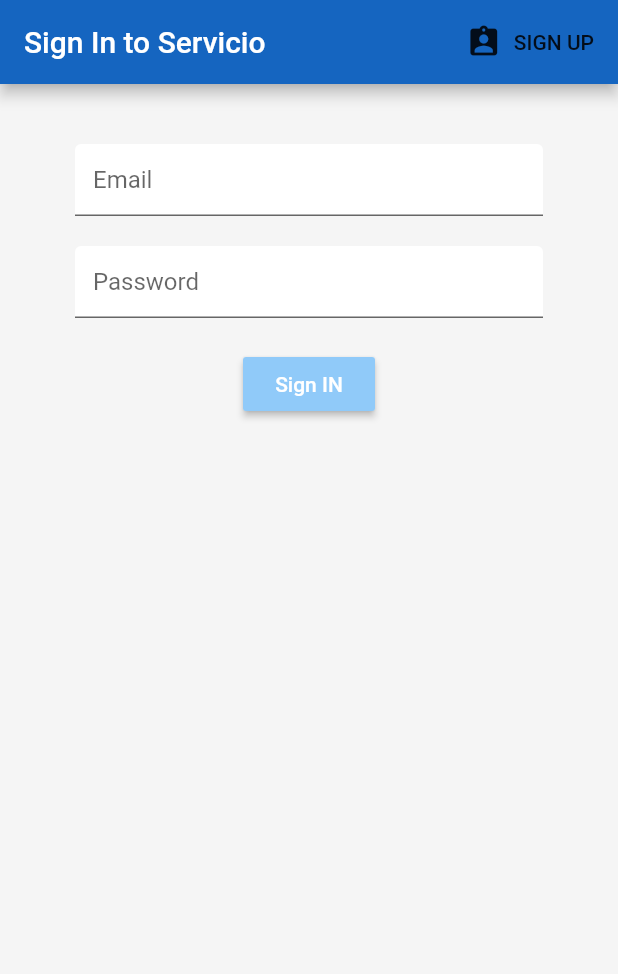
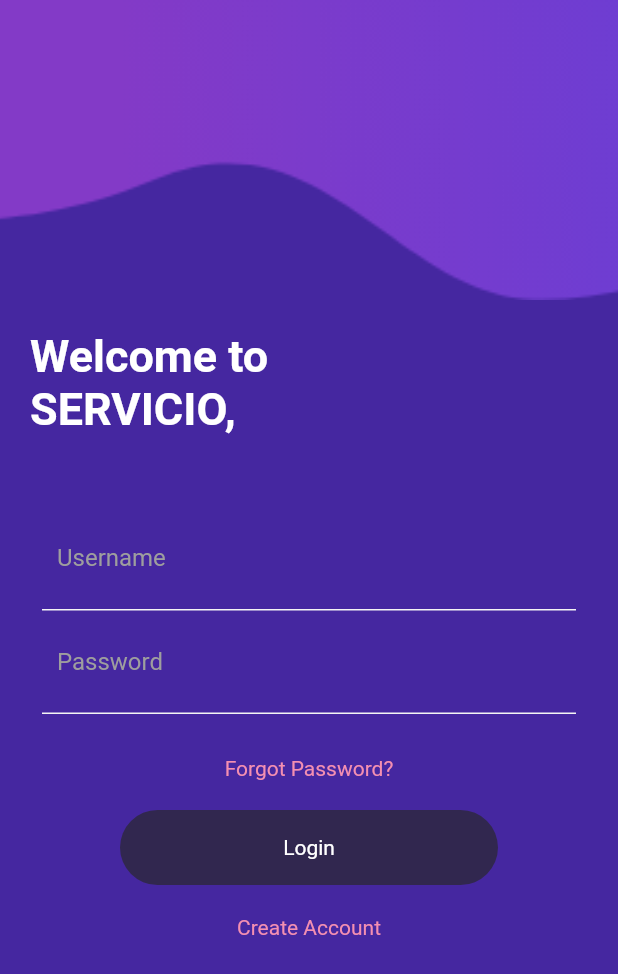
Before and after one commit to nisaldesilva7/Servicio-MobileApp, a Flutter app: the screen it shows after launch, on a phone screen of 412 x 824 dp. Shown: the top 974 px of the screen. Run offline on Flutter 3.47's test engine with Material 2 defaults, Android fonts, the phone set to English and light mode, and no system bars; our stand-ins replace cloud_firestore, firebase_auth, flutter_spinkit, simple_animations; accounts and stored records are empty.

Commit message:
done reg and login

```diff
--- a/lib/main.dart
+++ b/lib/main.dart
@@ -3,6 +3,7 @@
 import 'package:servicio/models/user.dart';
 import 'package:servicio/screens/wrapper.dart';
 import 'package:servicio/services/auth.dart';
+import 'package:servicio/testing/logUI.dart';
 
 void main() => runApp(MyApp());
 
@@ -12,7 +13,8 @@
     return StreamProvider<User>.value(
       value: AuthServices().user,
         child: MaterialApp(
-        home: Wrapper(),
+//        home: Wrapper(),
+        home: HomePage(),
       ),
     );
   }
--- /dev/null
+++ b/lib/testing/dep/animations.dart
@@ -0,0 +1,34 @@
+import 'package:flutter/material.dart';
+import 'package:simple_animations/simple_animations.dart';
+
+class FadeAnimation extends StatelessWidget {
+  final double delay;
+  final Widget child;
+
+  FadeAnimation(this.delay, this.child);
+
+  @override
+  Widget build(BuildContext context) {
+    // ignore: deprecated_member_use
+    final tween = MultiTrackTween([
+      Track("opacity")
+          .add(Duration(milliseconds: 500), Tween(begin: 0.0, end: 1.0)),
+      Track("translateY").add(
+          Duration(milliseconds: 500), Tween(begin: -30.0, end: 0.0),
+          curve: Curves.easeOut)
+    ]);
+
+    // ignore: deprecated_member_use
+    return ControlledAnimation(
+      delay: Duration(milliseconds: (1000 * delay).round()),
+      duration: tween.duration,
+      tween: tween,
+      child: child,
+      builderWithChild: (context, child, animation) => Opacity(
+        opacity: animation["opacity"],
+        child: Transform.translate(
+            offset: Offset(0, animation["translateY"]), child: child),
+      ),
+    );
+  }
+}
--- /dev/null
+++ b/lib/testing/logUI.dart
@@ -0,0 +1,162 @@
+import 'package:flutter/material.dart';
+import './dep/animations.dart';
+
+class HomePage extends StatefulWidget {
+  @override
+  _HomePageState createState() => _HomePageState();
+}
+
+class _HomePageState extends State<HomePage> {
+  @override
+  Widget build(BuildContext context) {
+    return Scaffold(
+      resizeToAvoidBottomInset: false,
+      backgroundColor: Colors.deepPurple[800],
+      body: Column(
+        crossAxisAlignment: CrossAxisAlignment.start,
+        children: <Widget>[
+          Container(
+            height: 200,
+            child: Stack(
+              children: <Widget>[
+                Positioned(
+                    child: FadeAnimation(
+                      1,
+                      Container(
+                        decoration: BoxDecoration(
+                          image: DecorationImage(
+                            fit: BoxFit.cover,
+                            image: AssetImage("assets/image/1.png"),
+                          ),
+                        ),
+                      ),
+                    ))
+              ],
+            ),
+          ),
+          SizedBox(
+            height: 20,
+          ),
+          Padding(
+            padding: EdgeInsets.symmetric(horizontal: 20.0),
+            child: Column(
+              crossAxisAlignment: CrossAxisAlignment.start,
+              children: <Widget>[
+                FadeAnimation(
+                  1,
+                  Text(
+                    "Welcome to \nSERVICIO,",
+                    style: TextStyle(
+                      fontSize: 30,
+                      color: Colors.white,
+                      fontWeight: FontWeight.bold,
+                    ),
+                  ),
+                ),
+                SizedBox(
+                  height: 40,
+                ),
+                FadeAnimation(
+                  1,
+                  Container(
+                    padding: EdgeInsets.all(8.0),
+                    decoration: BoxDecoration(
+                      borderRadius: BorderRadius.circular(10.0),
+                      color: Colors.transparent,
+                    ),
+                    child: Column(
+                      children: <Widget>[
+                        Container(
+                          padding: EdgeInsets.all(10.0),
+                          decoration: BoxDecoration(
+                            border: Border(
+                              bottom: BorderSide(
+                                color: Colors.grey[100],
+                              ),
+                            ),
+                          ),
+                          child: TextField(
+                            decoration: InputDecoration(
+                              border: InputBorder.none,
+                              hintText: "Username",
+                              hintStyle: TextStyle(color: Colors.grey),
+                            ),
+                          ),
+                        ),
+                        Container(
+                          padding: EdgeInsets.all(10.0),
+                          decoration: BoxDecoration(
+                            border: Border(
+                              bottom: BorderSide(
+                                color: Colors.grey[100],
+                              ),
+                            ),
+                          ),
+                          child: TextField(
+                            decoration: InputDecoration(
+                                border: InputBorder.none,
+                                hintText: "Password",
+                                hintStyle: TextStyle(color: Colors.grey)),
+                          ),
+                        )
+                      ],
+                    ),
+                  ),
+                ),
+                SizedBox(
+                  height: 20.0,
+                ),
+                Center(
+                  child: FadeAnimation(
+                    1,
+                    Text(
+                      "Forgot Password?",
+                      style: TextStyle(
+                        color: Colors.pink[200],
+                      ),
+                    ),
+                  ),
+                ),
+                SizedBox(
+                  height: 20.0,
+                ),
+                FadeAnimation(
+                  1,
+                  Container(
+                    height: 50,
+                    margin: EdgeInsets.symmetric(horizontal: 60),
+                    decoration: BoxDecoration(
+                      borderRadius: BorderRadius.circular(50),
+                      color: Color.fromRGBO(49, 39, 79, 1),
+                    ),
+                    child: Center(
+                      child: Text(
+                        "Login",
+                        style: TextStyle(color: Colors.white),
+                      ),
+                    ),
+                  ),
+                ),
+
+                SizedBox(
+                  height: 20.0,
+                ),
+                FadeAnimation(
+                  1,
+                  Center(
+                    child: Text(
+                      "Create Account",
+                      style: TextStyle(
+                        color: Colors.pink[200],
+                      ),
+                    ),
+                  ),
+                ),
+              ],
+            ),
+          )
+        ],
+      ),
+    );
+  }
+}
--- a/pubspec.yaml
+++ b/pubspec.yaml
@@ -29,6 +29,7 @@
   flutter_spinkit: "^4.1.2"
   flutter_launcher_icons: ^0.7.5
   flutter_launcher_name: "^0.0.1"
+  simple_animations: ^2.2.1
 
 
 
@@ -59,6 +60,7 @@
   # To add assets to your application, add an assets section, like this:
   assets:
     - assets/app_icon.png
+    - assets/image/
 
 
   # An image asset can refer to one or more resolution-specific "variants", see
```
Also changed, not shown: assets/image/1.png (added), pubspec.lock.
